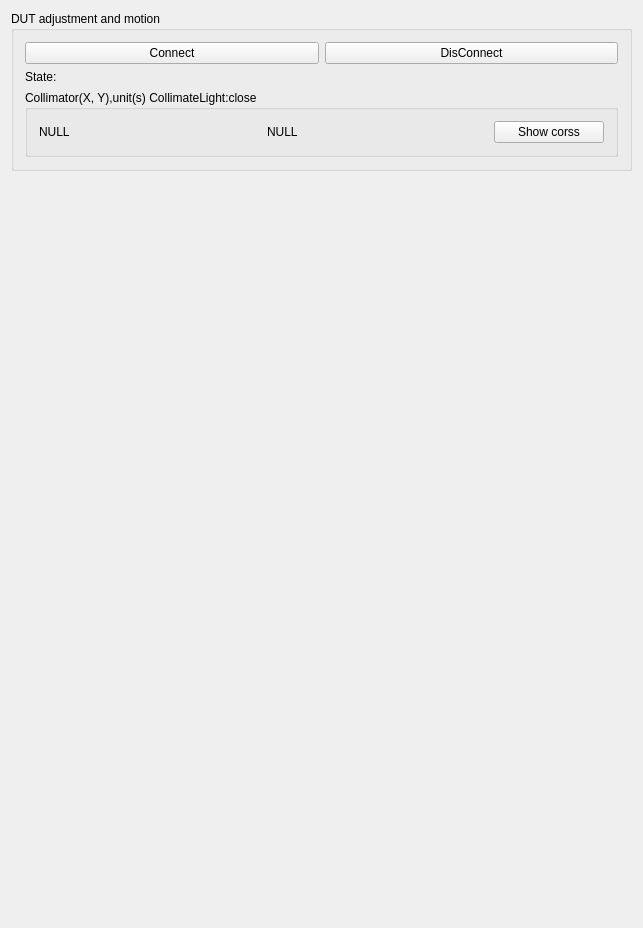
This is src/plugins/CollimatedLightTube/CollimatedLightTubeWidget.ui in zhedongml/JiaHe as Qt 5 draws it before an edit. The edited form follows.
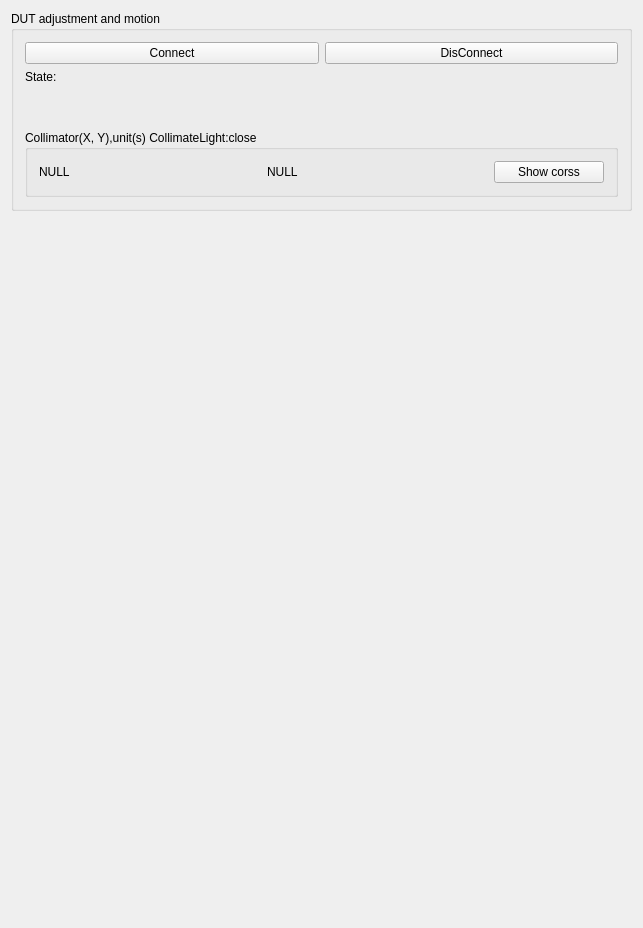
This is the edited form.

```diff
--- a/src/plugins/CollimatedLightTube/CollimatedLightTubeWidget.ui
+++ b/src/plugins/CollimatedLightTube/CollimatedLightTubeWidget.ui
@@ -13,13 +13,13 @@
   <property name="windowTitle">
    <string>DUTMotionWidget</string>
   </property>
-  <layout class="QVBoxLayout" name="verticalLayout">
+  <layout class="QVBoxLayout" name="verticalLayout" stretch="0,1">
    <item>
     <widget class="QGroupBox" name="groupBox">
      <property name="title">
       <string>DUT adjustment and motion</string>
      </property>
-     <layout class="QVBoxLayout" name="verticalLayout_2">
+     <layout class="QVBoxLayout" name="verticalLayout_2" stretch="0,0,1,1">
       <item>
        <layout class="QHBoxLayout" name="horizontalLayout_2">
         <item>
@@ -49,6 +49,12 @@
         </item>
         <item>
          <widget class="QLabel" name="label_state">
+          <property name="font">
+           <font>
+            <weight>75</weight>
+            <bold>true</bold>
+           </font>
+          </property>
           <property name="text">
            <string/>
           </property>
@@ -56,6 +62,19 @@
         </item>
        </layout>
       </item>
+      <item>
+       <spacer name="verticalSpacer_2">
+        <property name="orientation">
+         <enum>Qt::Vertical</enum>
+        </property>
+        <property name="sizeHint" stdset="0">
+         <size>
+          <width>20</width>
+          <height>40</height>
+         </size>
+        </property>
+       </spacer>
+      </item>
       <item>
        <widget class="QGroupBox" name="groupBox_8">
         <property name="title">
```
